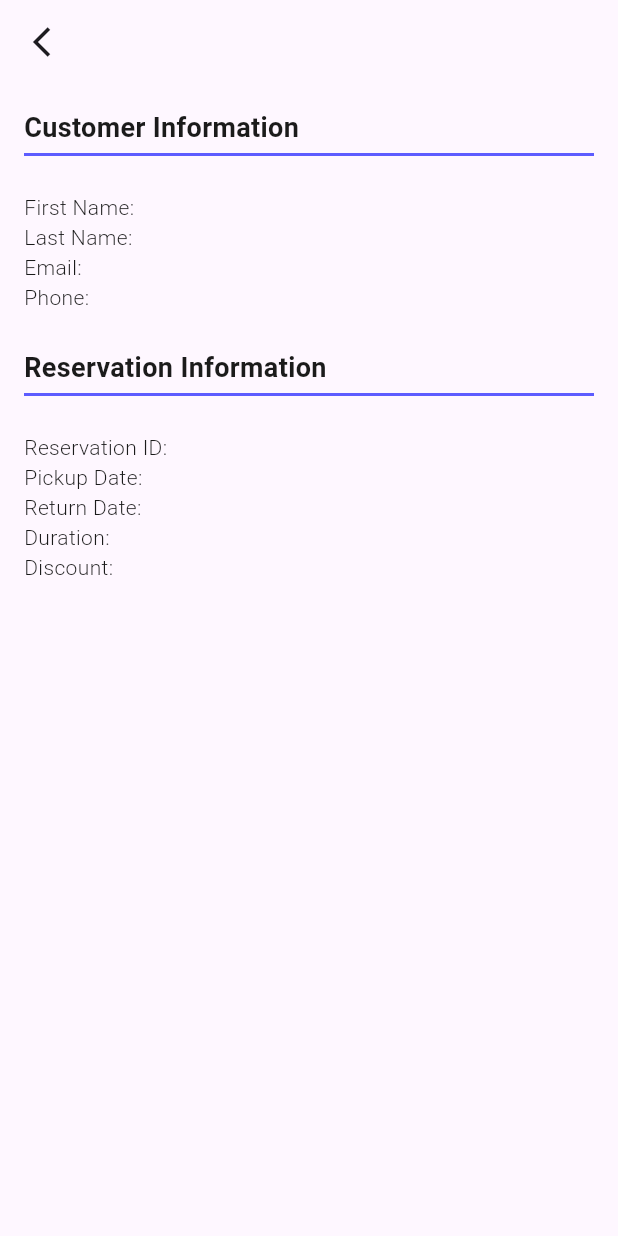
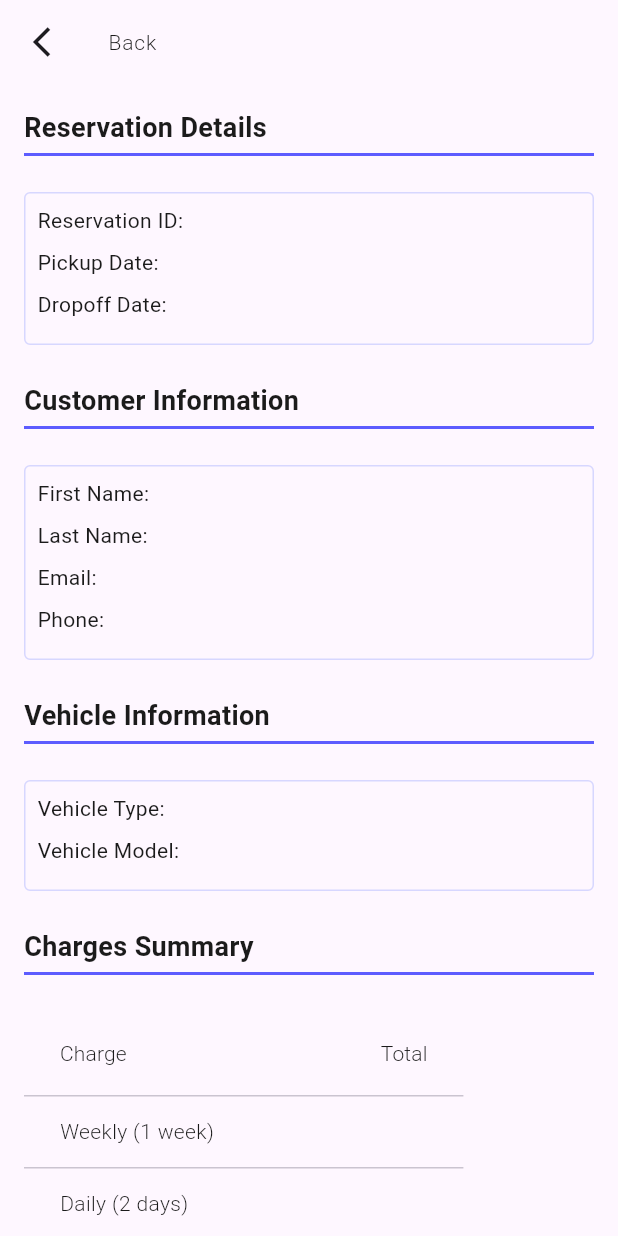
Before and after one commit to Fahaddada47/nyntax, a Flutter app: the DisplayReservationScreen screen opened directly, on a phone screen of 412 x 824 dp. Run offline on Flutter 3.47's test engine with Material 3 defaults, Android fonts, the phone set to English and light mode, and no system bars; our stand-ins replace get, get_storage; accounts and stored records are empty; network calls fail; Roboto replaces fonts that are missing (Poppins).

Commit message:
api add & v type select add

```diff
--- /dev/null
+++ b/lib/features/controller/vehicle_controller.dart
@@ -0,0 +1,30 @@
+import 'package:get/get.dart';
+import 'package:nyntax/features/model/vehicle_model.dart';
+import 'package:nyntax/features/repository/vehicle_repository.dart';
+
+class VehicleController extends GetxController {
+  var vehicle = VehicleModel().obs;
+  var isLoading = true.obs;
+
+  final VehicleRepository repository;
+
+  VehicleController({required this.repository});
+
+  @override
+  void onInit() {
+    fetchVehicles();
+    super.onInit();
+  }
+
+  void fetchVehicles() async {
+    isLoading(true);
+    try {
+      var fetchedVehicle = await repository.fetchVehicles();
+      if (fetchedVehicle != null) {
+        vehicle.value = fetchedVehicle;
+      }
+    } finally {
+      isLoading(false);
+    }
+  }
+}
--- /dev/null
+++ b/lib/features/repository/vehicle_repository.dart
@@ -0,0 +1,17 @@
+import 'package:nyntax/features/model/vehicle_model.dart';
+import 'package:nyntax/features/services/network_caller.dart';
+import 'package:nyntax/features/services/network_response.dart';
+import 'package:nyntax/features/urls/urls.dart';
+
+class VehicleRepository {
+  Future<VehicleModel?> fetchVehicles() async {
+
+    NetworkResponse response = await NetworkCaller.getRequest(Urls.vehicle);
+
+    if (response.isSuccess && response.body != null) {
+      return VehicleModel.fromJson(response.body!);
+    } else {
+      return null;
+    }
+  }
+}
--- a/lib/features/ui/screens/details.dart
+++ b/lib/features/ui/screens/details.dart
@@ -1,5 +1,6 @@
 import 'package:flutter/material.dart';
 import 'package:get_storage/get_storage.dart';
+import 'package:nyntax/features/ui/widget/detail_container.dart';
 
 class DisplayReservationScreen extends StatelessWidget {
   final box = GetStorage();
@@ -20,7 +21,6 @@ class DisplayReservationScreen extends StatelessWidget {
 
   @override
   Widget build(BuildContext context) {
-    // Retrieve stored data
     String firstName = box.read('firstName') ?? '';
     String lastName = box.read('lastName') ?? '';
     String email = box.read('email') ?? '';
@@ -28,8 +28,12 @@ class DisplayReservationScreen extends StatelessWidget {
     String reservationId = box.read('reservationId') ?? '';
     String pickupDate = box.read('pickupDate') ?? '';
     String returnDate = box.read('returnDate') ?? '';
-    String duration = box.read('duration') ?? '';
-    String discount = box.read('discount') ?? '';
+    String vehicleType = box.read('vehicleType') ?? '';
+    String vehicleModel = box.read('vehicleModel') ?? '';
+    String weeklyCharge = box.read('weeklyCharge') ?? '';
+    String dailyCharge = box.read('dailyCharge') ?? '';
+    String collisionWaiver = box.read('collisionWaiver') ?? '';
+    String netTotal = box.read('netTotal') ?? '';
 
     return Scaffold(
       appBar: AppBar(
@@ -39,12 +43,29 @@ class DisplayReservationScreen extends StatelessWidget {
             Navigator.pop(context);
           },
         ),
+        title: Text("Back", style: getTextStyle()),
       ),
-      body: Padding(
+      body: SingleChildScrollView(
         padding: const EdgeInsets.all(16.0),
         child: Column(
           crossAxisAlignment: CrossAxisAlignment.start,
           children: [
+            Text(
+              "Reservation Details",
+              style: getTextStyle(fontSize: 18, fontWeight: FontWeight.w600),
+            ),
+            const SizedBox(height: 4),
+            Container(
+              height: 2,
+              color: const Color(0xFF5D5CFF),
+            ),
+            const SizedBox(height: 24),
+            DetailContainer(details: [
+              {'label': 'Reservation ID:', 'value': reservationId},
+              {'label': 'Pickup Date:', 'value': pickupDate},
+              {'label': 'Dropoff Date:', 'value': returnDate},
+            ]),
+            const SizedBox(height: 24),
             Text(
               "Customer Information",
               style: getTextStyle(fontSize: 18, fontWeight: FontWeight.w600),
@@ -55,13 +76,15 @@ class DisplayReservationScreen extends StatelessWidget {
               color: const Color(0xFF5D5CFF),
             ),
             const SizedBox(height: 24),
-            Text("First Name: $firstName", style: getTextStyle()),
-            Text("Last Name: $lastName", style: getTextStyle()),
-            Text("Email: $email", style: getTextStyle()),
-            Text("Phone: $phone", style: getTextStyle()),
+            DetailContainer(details: [
+              {'label': 'First Name:', 'value': firstName},
+              {'label': 'Last Name:', 'value': lastName},
+              {'label': 'Email:', 'value': email},
+              {'label': 'Phone:', 'value': phone},
+            ]),
             const SizedBox(height: 24),
             Text(
-              "Reservation Information",
+              "Vehicle Information",
               style: getTextStyle(fontSize: 18, fontWeight: FontWeight.w600),
             ),
             const SizedBox(height: 4),
@@ -70,11 +93,45 @@ class DisplayReservationScreen extends StatelessWidget {
               color: const Color(0xFF5D5CFF),
             ),
             const SizedBox(height: 24),
-            Text("Reservation ID: $reservationId", style: getTextStyle()),
-            Text("Pickup Date: $pickupDate", style: getTextStyle()),
-            Text("Return Date: $returnDate", style: getTextStyle()),
-            Text("Duration: $duration", style: getTextStyle()),
-            Text("Discount: $discount", style: getTextStyle()),
+            DetailContainer(details: [
+              {'label': 'Vehicle Type:', 'value': vehicleType},
+              {'label': 'Vehicle Model:', 'value': vehicleModel},
+            ]),
+            const SizedBox(height: 24),
+            Text(
+              "Charges Summary",
+              style: getTextStyle(fontSize: 18, fontWeight: FontWeight.w600),
+            ),
+            const SizedBox(height: 4),
+            Container(
+              height: 2,
+              color: const Color(0xFF5D5CFF),
+            ),
+            const SizedBox(height: 24),
+            DataTable(
+              columns: [
+                DataColumn(label: Text('Charge', style: getTextStyle())),
+                DataColumn(label: Text('Total', style: getTextStyle())),
+              ],
+              rows: [
+                DataRow(cells: [
+                  DataCell(Text('Weekly (1 week)', style: getTextStyle())),
+                  DataCell(Text(weeklyCharge, style: getTextStyle())),
+                ]),
+                DataRow(cells: [
+                  DataCell(Text('Daily (2 days)', style: getTextStyle())),
+                  DataCell(Text(dailyCharge, style: getTextStyle())),
+                ]),
+                DataRow(cells: [
+                  DataCell(
+                      Text('Collision Damage Waiver', style: getTextStyle())),
+                  DataCell(Text(collisionWaiver, style: getTextStyle())),
+                ]),
+              ],
+            ),
+            const SizedBox(height: 16),
+            Text("Net Total: $netTotal",
+                style: getTextStyle(fontWeight: FontWeight.w600)),
           ],
         ),
       ),
--- /dev/null
+++ b/lib/features/ui/widget/detail_container.dart
@@ -0,0 +1,48 @@
+import 'package:flutter/material.dart';
+
+class DetailContainer extends StatelessWidget {
+  final List<Map<String, String>> details;
+
+  DetailContainer({required this.details});
+
+  TextStyle getTextStyle({
+    Color? color,
+    double? fontSize,
+    FontWeight? fontWeight,
+    String? fontFamily,
+  }) {
+    return TextStyle(
+      color: color ?? const Color(0xFF1B1B1B),
+      fontSize: fontSize ?? 14,
+      fontFamily: fontFamily ?? 'Poppins',
+      fontWeight: fontWeight ?? FontWeight.w400,
+    );
+  }
+
+  @override
+  Widget build(BuildContext context) {
+    return Container(
+      padding: const EdgeInsets.all(8.0),
+      decoration: BoxDecoration(
+        borderRadius: BorderRadius.circular(4.0),
+        border: Border.all(color: Color(0xffD7D7FF)),
+      ),
+      child: Column(
+        children: details.map((detail) {
+          return Column(
+            children: [
+              Row(
+                mainAxisAlignment: MainAxisAlignment.spaceBetween,
+                children: [
+                  Text(detail['label'] ?? '', style: getTextStyle()),
+                  Text(detail['value'] ?? '', style: getTextStyle()),
+                ],
+              ),
+              SizedBox(height: 8.0),
+            ],
+          );
+        }).toList(),
+      ),
+    );
+  }
+}
--- /dev/null
+++ b/lib/features/urls/urls.dart
@@ -0,0 +1,7 @@
+class Urls {
+  Urls._();
+
+  static const String _baseUrl = 'https://exam-server-7c41747804bf.herokuapp.com';
+  static String vehicle = '$_baseUrl/carsList';
+
+}
--- a/lib/main.dart
+++ b/lib/main.dart
@@ -3,6 +3,7 @@ import 'package:get_storage/get_storage.dart';
 import 'package:nyntax/application/app.dart';
 
 void main() async {
+  WidgetsFlutterBinding.ensureInitialized();
   await GetStorage.init();
   runApp(MyApp());
 }
--- a/pubspec.yaml
+++ b/pubspec.yaml
@@ -40,6 +40,7 @@ dependencies:
   http: ^1.2.1
   intl: ^0.19.0
   google_fonts: ^6.2.1
+  cached_network_image: ^3.3.1
 
 
 dev_dependencies:
```
Also changed, not shown: lib/application/app.dart (+3 -7 lines), lib/application/state_binder.dart (added, +12 -0 lines), lib/features/model/vehicle_model.dart (added, +105 -0 lines), lib/features/services/network_caller.dart (added, +27 -0 lines), lib/features/services/network_response.dart (added, +7 -0 lines), lib/features/ui/screens/vehicle_screen.dart (+47 -20 lines), pubspec.lock.
